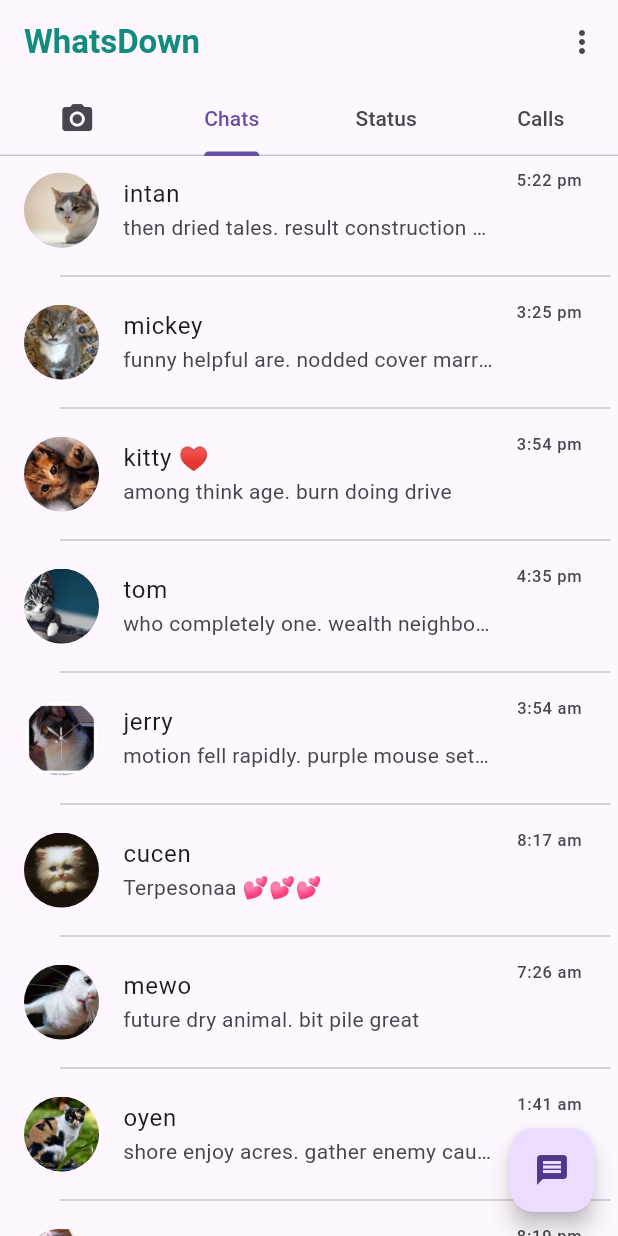
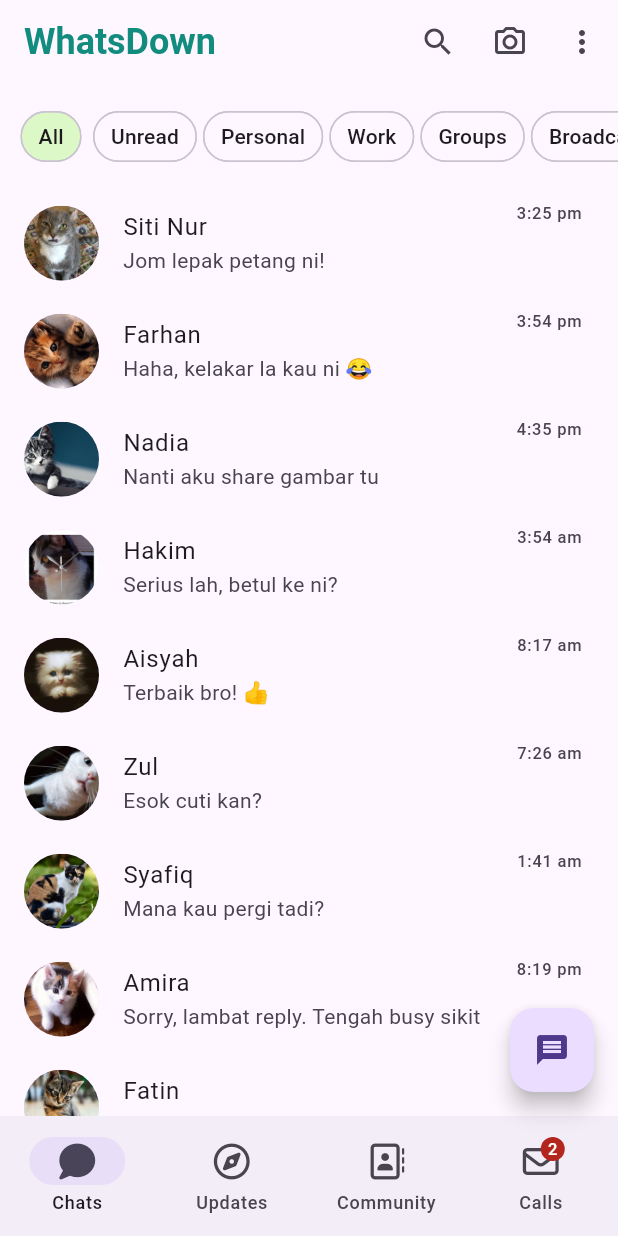
Before and after one commit to iqfareez/wa_clone_ui_flutter, a Flutter app: the screen it shows after launch, on a phone screen of 412 x 824 dp. Run offline on Flutter 3.47's test engine with Material 3 defaults, Android fonts, the light colour scheme and no system bars; our stand-ins replace camera, fluttertoast, font_awesome_flutter, story_view.

Commit message:
:lipstick: Refactor chat page, add communities page, and integrate mock chat data

```diff
--- a/lib/pages/chat_page/chat_page.dart
+++ b/lib/pages/chat_page/chat_page.dart
@@ -1,33 +1,62 @@
 import 'package:flutter/material.dart';
-import '../../mock%20data/chats_data.dart';
+import 'package:fluttertoast/fluttertoast.dart';
 
-class ChatPage extends StatelessWidget {
-  final ChatData _chatData = ChatData();
+import '../../utils/mock_chats_data.dart';
+import 'components/chat_chip.dart';
 
-  ChatPage({Key? key}) : super(key: key);
+class ChatPage extends StatefulWidget {
+  const ChatPage({Key? key}) : super(key: key);
+
+  @override
+  State<ChatPage> createState() => _ChatPageState();
+}
+
+class _ChatPageState extends State<ChatPage> {
+  int selectedChip = 0;
   @override
   Widget build(BuildContext context) {
-    return ListView.separated(
-      separatorBuilder: (context, index) {
-        return Divider(
-          indent: 40,
-          endIndent: 5,
-        );
-      },
+    return ListView.builder(
       itemCount: 10,
       itemBuilder: (context, index) {
+        if (index == 0) {
+          return SizedBox(
+            height: 70,
+            child: ListView.builder(
+              scrollDirection: Axis.horizontal,
+              itemCount: MockChatData.messageCategories.length,
+              shrinkWrap: true,
+              // padding for beginning and end
+              padding: EdgeInsets.all(8),
+              itemBuilder: (context, index) {
+                return ChatChip(
+                  selected: index == selectedChip,
+                  label: MockChatData.messageCategories[index],
+                  onPressed: () {
+                    setState(() {
+                      selectedChip = index;
+                    });
+                  },
+                );
+              },
+            ),
+          );
+        }
         return ListTile(
+          onTap: () {
+            Fluttertoast.showToast(
+                msg: 'Chat with ${MockChatData.name[index]} tapped');
+          },
           leading: CircleAvatar(
             radius: 25,
-            backgroundImage: AssetImage(_chatData.profilePicturePath[index]),
+            backgroundImage: AssetImage(MockChatData.profilePicturePath[index]),
           ),
-          title: Text(_chatData.name[index]),
+          title: Text(MockChatData.name[index]),
           subtitle: Text(
-            _chatData.randomChatText[index],
+            MockChatData.randomChatText[index],
             overflow: TextOverflow.ellipsis,
           ),
           trailing: Column(
-            children: [Text(_chatData.randomTime[index])],
+            children: [Text(MockChatData.randomTime[index])],
           ),
         );
       },
--- /dev/null
+++ b/lib/pages/chat_page/components/chat_chip.dart
@@ -0,0 +1,34 @@
+import 'package:flutter/material.dart';
+
+import '../../../utils/wa_brand_colour.dart';
+
+/// The Action Chip for chat categories in Chat Page
+class ChatChip extends StatelessWidget {
+  const ChatChip(
+      {Key? key,
+      required this.selected,
+      required this.label,
+      required this.onPressed})
+      : super(key: key);
+
+  final bool selected;
+  final String label;
+  final VoidCallback onPressed;
+
+  @override
+  Widget build(BuildContext context) {
+    return Padding(
+      // padding for inside chip
+      padding: const EdgeInsets.all(2.0),
+      child: ActionChip(
+        onPressed: onPressed,
+        label: Text(label),
+        padding: EdgeInsets.all(3),
+        backgroundColor: selected ? WaBrandColour.outgoingChatBubble : null,
+        shape: RoundedRectangleBorder(
+          borderRadius: BorderRadius.circular(20),
+        ),
+      ),
+    );
+  }
+}
--- /dev/null
+++ b/lib/pages/communities_page/communities_page.dart
@@ -0,0 +1,29 @@
+import 'package:flutter/material.dart';
+
+class CommunitiesPage extends StatelessWidget {
+  const CommunitiesPage({Key? key}) : super(key: key);
+
+  @override
+  Widget build(BuildContext context) {
+    return Column(
+      children: [
+        ListTile(
+          leading: Material(
+            color: Colors.grey.shade400,
+            shape: RoundedSuperellipseBorder(
+              borderRadius: BorderRadius.circular(12),
+            ),
+            child: Padding(
+              padding: const EdgeInsets.all(12.0),
+              child: Icon(Icons.people, color: Colors.white),
+            ),
+          ),
+          title: Text('New Community'),
+          onTap: () {
+            // Handle tap
+          },
+        )
+      ],
+    );
+  }
+}
--- a/lib/pages/my_home_page.dart
+++ b/lib/pages/my_home_page.dart
@@ -1,9 +1,12 @@
 import 'package:flutter/material.dart';
+import 'package:fluttertoast/fluttertoast.dart';
+import 'package:font_awesome_flutter/font_awesome_flutter.dart';
 
 import '../utils/wa_brand_colour.dart';
 import 'calls_page.dart/calls_page.dart';
 import 'camera_page/camera_preview.dart';
 import 'chat_page/chat_page.dart';
+import 'communities_page/communities_page.dart';
 import 'status_page/status_page.dart';
 
 class MyHomePage extends StatefulWidget {
@@ -14,111 +17,128 @@ class MyHomePage extends StatefulWidget {
   State<MyHomePage> createState() => _MyHomePageState();
 }
 
-class _MyHomePageState extends State<MyHomePage>
-    with SingleTickerProviderStateMixin {
-  late final TabController _tabController;
-  @override
-  void initState() {
-    super.initState();
-    _tabController = TabController(initialIndex: 1, length: 4, vsync: this);
-    _tabController.addListener(_handleTabIndex);
-  }
-
-  void _handleTabIndex() {
-    // https://stackoverflow.com/a/53406169/13617136
-    setState(() {
-      print('setState called');
-    });
-  }
+class _MyHomePageState extends State<MyHomePage> {
+  int currentPageIndex = 0;
 
   @override
   Widget build(BuildContext context) {
     return Scaffold(
-        body: NestedScrollView(
-          floatHeaderSlivers: true,
-          headerSliverBuilder: (context, innerBoxIsScrolled) {
-            return [
-              SliverAppBar(
-                title: Text(
-                  widget.title,
-                  style: TextStyle(
+      appBar: AppBar(
+        title: Text(widget.title),
+        titleTextStyle: TextStyle(
           color: WaBrandColour.tealGreenLighter,
-                      fontWeight: FontWeight.bold),
+          fontSize: 24,
+          fontWeight: FontWeight.w600,
         ),
-                actions: [
+        actions: <Widget>[
           IconButton(
-                      icon: Icon(Icons.more_vert),
+            icon: const Icon(Icons.search),
             onPressed: () {
-                        print('menu');
-                      })
-                ],
-                pinned: true,
-                floating: true,
-                bottom: TabBar(
-                  controller: _tabController,
-                  tabs: [
-                    Tab(
-                      icon: Icon(Icons.camera_alt),
+              Fluttertoast.showToast(msg: 'Search button pressed');
+            },
           ),
-                    Tab(
-                      text: 'Chats',
+          IconButton(
+            icon: const Icon(Icons.camera_alt_outlined),
+            onPressed: () {
+              Navigator.push(
+                context,
+                MaterialPageRoute(
+                  builder: (context) => MyCameraPreview(),
                 ),
-                    Tab(
-                      text: 'Status',
+              );
+            },
           ),
-                    Tab(
-                      text: 'Calls',
+          PopupMenuButton<String>(
+            onSelected: (String value) {
+              // do something
+            },
+            itemBuilder: (BuildContext context) {
+              return {
+                'New group',
+                'New broadcast',
+                'Linked devices',
+                'Starred messages',
+                'Settings'
+              }.map((String choice) {
+                return PopupMenuItem<String>(
+                  value: choice,
+                  child: Text(choice),
+                );
+              }).toList();
+            },
           ),
         ],
       ),
-              ),
-            ];
-          },
-          body: TabBarView(
-            controller: _tabController,
-            children: [
-              MyCameraPreview(),
+      body: [
         ChatPage(),
         Container(
           color: WaBrandColour.white,
           child: StatusPage(),
         ),
+        CommunitiesPage(),
         Container(
           color: WaBrandColour.white,
           child: CallPage(),
         ),
+      ][currentPageIndex],
+      floatingActionButton: _fabsButton(),
+      bottomNavigationBar: NavigationBar(
+        onDestinationSelected: (int index) {
+          setState(() {
+            currentPageIndex = index;
+          });
+        },
+        selectedIndex: currentPageIndex,
+        destinations: const <Widget>[
+          NavigationDestination(
+            selectedIcon: FaIcon(FontAwesomeIcons.solidComment),
+            icon: FaIcon(FontAwesomeIcons.comment),
+            label: 'Chats',
+          ),
+          NavigationDestination(
+            selectedIcon: FaIcon(FontAwesomeIcons.solidCompass),
+            icon: FaIcon(FontAwesomeIcons.compass),
+            label: 'Updates',
+          ),
+          NavigationDestination(
+            selectedIcon: FaIcon(FontAwesomeIcons.solidAddressBook),
+            icon: FaIcon(FontAwesomeIcons.addressBook),
+            label: 'Community',
+          ),
+          NavigationDestination(
+            selectedIcon: Badge(
+                label: Text('2'),
+                child: FaIcon(FontAwesomeIcons.solidEnvelope)),
+            icon: Badge(
+              label: Text('2'),
+              child: FaIcon(FontAwesomeIcons.envelope),
+            ),
+            label: 'Calls',
+          ),
         ],
       ),
-        ),
-        floatingActionButton: _fabsButton());
-  }
-
-  @override
-  void dispose() {
-    _tabController.dispose();
-    _tabController.removeListener(_handleTabIndex);
-    super.dispose();
+    );
   }
 
   Widget _fabsButton() {
-    switch (_tabController.index) {
-      case 1:
+    switch (currentPageIndex) {
+      case 0:
         return FloatingActionButton(
             child: Icon(Icons.message),
             onPressed: () {
-              print('case 1');
+              Fluttertoast.showToast(msg: 'Status button pressed');
             });
-      case 2:
+      case 1:
         return FloatingActionButton(
             child: Icon(Icons.camera_alt),
             onPressed: () {
-              print('case 2');
+              Fluttertoast.showToast(msg: 'Camera button pressed');
             });
       case 3:
         return FloatingActionButton(
             child: Icon(Icons.call),
             onPressed: () {
-              print('case 3');
+              Fluttertoast.showToast(msg: 'Call button pressed');
             });
       default:
         return SizedBox.shrink();
--- a/lib/pages/status_page/status_page.dart
+++ b/lib/pages/status_page/status_page.dart
@@ -3,7 +3,7 @@ import 'package:flutter/material.dart';
 import 'package:story_view/story_view.dart';
 
 import '../../main.dart';
-import '../../mock%20data/chats_data.dart';
+import '../../utils/mock_chats_data.dart';
 import '../../utils/wa_brand_colour.dart';
 import '../camera_page/camera_preview.dart';
 
@@ -18,7 +18,6 @@ class _StatusPageState extends State<StatusPage> {
   late final CameraController controller;
   late final StoryController storyController;
 
-  final ChatData _chatData = ChatData();
   @override
   void initState() {
     super.initState();
@@ -78,8 +77,8 @@ class _StatusPageState extends State<StatusPage> {
             physics: NeverScrollableScrollPhysics(),
             itemBuilder: (context, index) {
               return ListTile(
-                title: Text(_chatData.name[index + 2]),
-                subtitle: Text(_chatData.statusDate[index]),
+                title: Text(MockChatData.name[index + 2]),
+                subtitle: Text(MockChatData.statusDate[index]),
                 onTap: () {
                   Navigator.push(
                     context,
@@ -90,8 +89,9 @@ class _StatusPageState extends State<StatusPage> {
                             storyItems: [
                               StoryItem.text(
                                   textStyle: TextStyle(fontSize: 20),
-                                  title: _chatData.randomStoriesText[index],
-                                  backgroundColor: _chatData.statusColor[index])
+                                  title: MockChatData.randomStoriesText[index],
+                                  backgroundColor:
+                                      MockChatData.statusColor[index])
                             ],
                             controller: storyController,
                             onComplete: () {
--- a/lib/mock data/chats_data.dart
+++ b/lib/utils/mock_chats_data.dart
@@ -1,21 +1,22 @@
 import 'package:flutter/material.dart';
 
-class ChatData {
-  List<String> name = [
-    'intan',
-    'mickey',
-    'kitty ♥',
-    'tom',
-    'jerry',
-    'cucen',
-    'mewo',
-    'oyen',
-    'olaf 🐱',
-    'tam',
-    'tih',
+class MockChatData {
+  MockChatData._();
+  static List<String> name = [
+    'Aiman',
+    'Siti Nur',
+    'Farhan',
+    'Nadia',
+    'Hakim',
+    'Aisyah',
+    'Zul',
+    'Syafiq',
+    'Amira',
+    'Fatin',
+    'Azlan',
   ];
 
-  List<String> profilePicturePath = [
+  static List<String> profilePicturePath = [
     'images/dp/dp (1).jpg',
     'images/dp/dp (2).jpg',
     'images/dp/dp (3).jpg',
@@ -29,23 +30,23 @@ class ChatData {
     'images/dp/dp (11).jpg',
   ];
 
-  List<String> randomChatText = [
-    'then dried tales. result construction rocket',
-    'funny helpful are. nodded cover married',
-    'among think age. burn doing drive',
-    'who completely one. wealth neighbor few',
-    'motion fell rapidly. purple mouse setting',
-    'Terpesonaa 💕💕💕',
-    'future dry animal. bit pile great',
-    'shore enjoy acres. gather enemy cause',
-    'them discover noted. national family busy',
-    'aware remember alphabet. cheese victory found',
-    'fallen famous attack. hair shot yes',
-    'fresh name giant. brown husband expression',
-    'imagine trap whale. repeat balance right',
+  static List<String> randomChatText = [
+    'Dah makan belum?',
+    'Jom lepak petang ni!',
+    'Haha, kelakar la kau ni 😂',
+    'Nanti aku share gambar tu',
+    'Serius lah, betul ke ni?',
+    'Terbaik bro! 👍',
+    'Esok cuti kan?',
+    'Mana kau pergi tadi?',
+    'Sorry, lambat reply. Tengah busy sikit',
+    'Tak sabar nak jumpa korang!',
+    'Boleh tolong aku kejap?',
+    'Adoi, penat gila harini',
+    'Let\'s go makan ayam goreng!',
   ];
 
-  List<String> statusImagesPath = [
+  static List<String> statusImagesPath = [
     'images/statuses/status (1).jpg',
     'images/statuses/status (2).jpg',
     'images/statuses/status (3).jpg',
@@ -53,7 +54,7 @@ class ChatData {
     'images/statuses/status (5).jpg',
   ];
 
-  List<String> statusDate = [
+  static List<String> statusDate = [
     'Just now',
     '38 minutes ago',
     'Today 8:41 am',
@@ -61,7 +62,7 @@ class ChatData {
     'Yesterday 4:51 am',
   ];
 
-  List<String> randomStoriesText = [
+  static List<String> randomStoriesText = [
     'Maleh aku',
     '💔',
     'harini rempat ikan maple',
@@ -69,7 +70,7 @@ class ChatData {
     '🐱🐱',
   ];
 
-  List<Color> statusColor = [
+  static List<Color> statusColor = [
     Color(0xFF736769),
     Color(0xFF792139),
     Color(0xFFA52C71),
@@ -77,7 +78,7 @@ class ChatData {
     Color(0xFFFF7B6C),
   ];
 
-  List<String> randomTime = [
+  static List<String> randomTime = [
     '5:22 pm',
     '3:25 pm',
     '3:54 pm',
@@ -90,4 +91,14 @@ class ChatData {
     '4:47 pm',
     '2:52 pm',
   ];
+
+  static List<String> messageCategories = [
+    'All',
+    'Unread',
+    'Personal',
+    'Work',
+    'Groups',
+    'Broadcasts',
+    'Calls',
+  ];
 }
--- a/pubspec.yaml
+++ b/pubspec.yaml
@@ -12,8 +12,10 @@ dependencies:
   flutter:
     sdk: flutter
 
+  camera: ^0.11.2
   cupertino_icons: ^1.0.1
-  camera: ^0.11.2
+  fluttertoast: ^9.0.0
+  font_awesome_flutter: ^10.10.0
   story_view: ^0.16.6
 
 dev_dependencies:
```
Also changed, not shown: pubspec.lock. Lines whose indentation alone changed are shown as unchanged.
